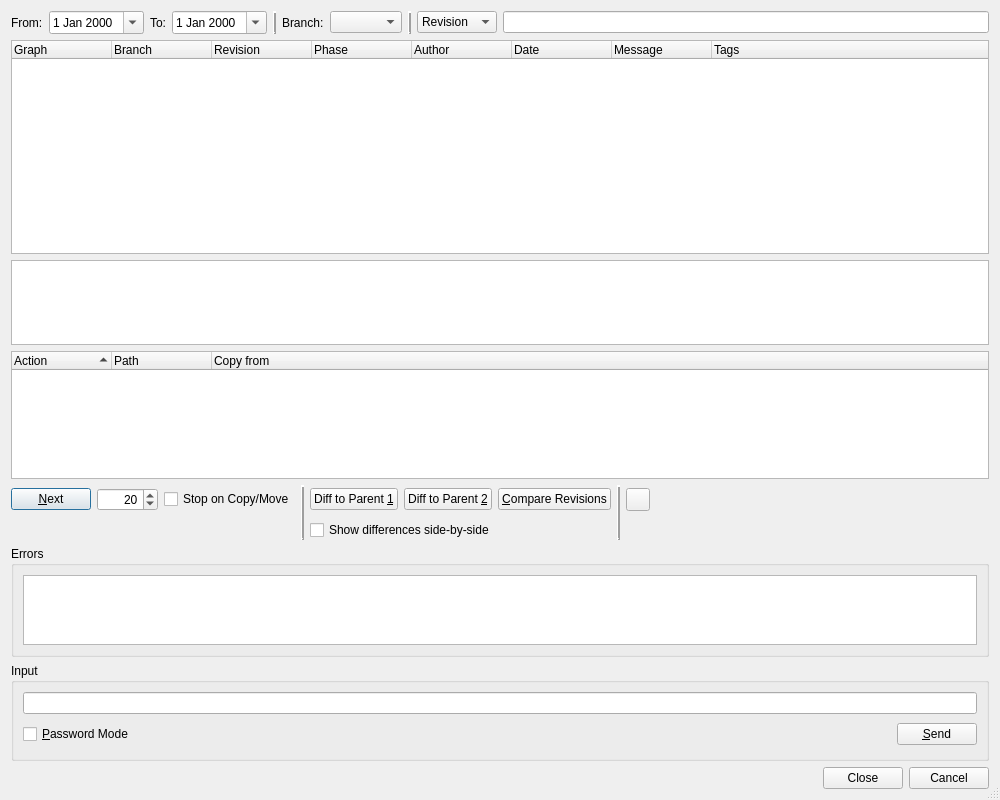
Qt form Plugins/VcsPlugins/vcsMercurial/HgLogBrowserDialog.ui (testmana2/test) before a commit.
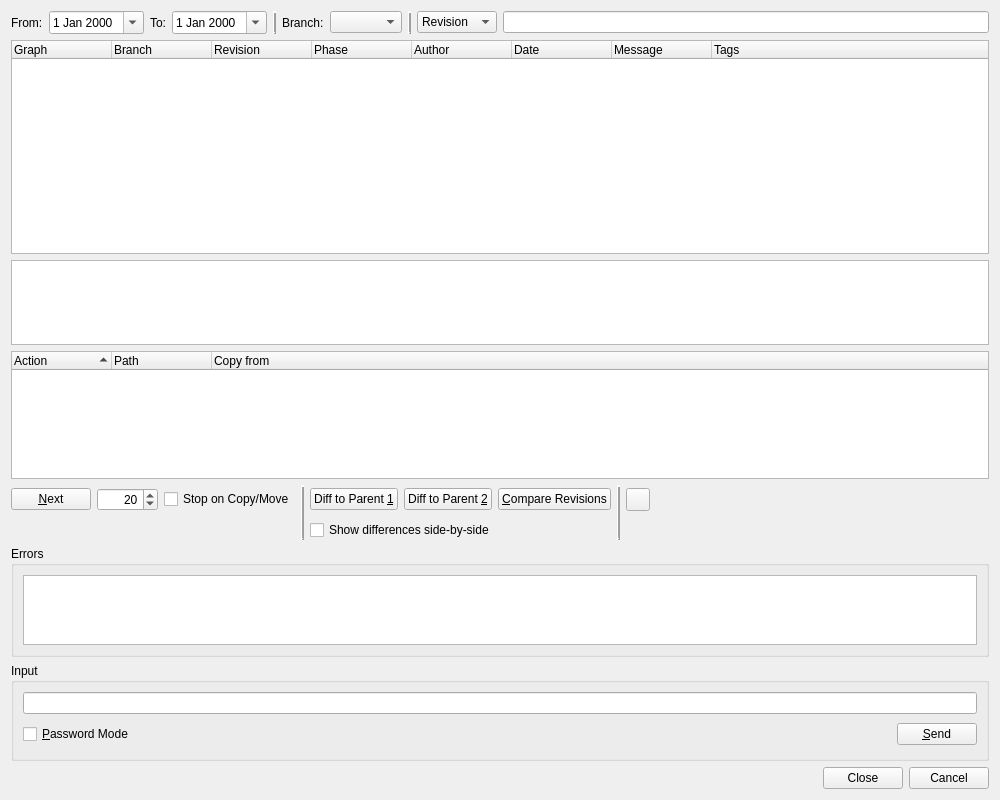
The same form after that commit. Custom widgets are drawn as their Qt base class.

Commit message: Extended the Mercurial log browser by an action to switch to the selected revision.

What changed in the file:
```diff
--- a/Plugins/VcsPlugins/vcsMercurial/HgLogBrowserDialog.ui
+++ b/Plugins/VcsPlugins/vcsMercurial/HgLogBrowserDialog.ui
@@ -1,7 +1,7 @@
 <?xml version="1.0" encoding="UTF-8"?>
 <ui version="4.0">
  <class>HgLogBrowserDialog</class>
- <widget class="QDialog" name="HgLogBrowserDialog">
+ <widget class="QWidget" name="HgLogBrowserDialog">
   <property name="geometry">
    <rect>
     <x>0</x>
@@ -13,9 +13,6 @@
   <property name="windowTitle">
    <string>Mercurial Log</string>
   </property>
-  <property name="sizeGripEnabled">
-   <bool>true</bool>
-  </property>
   <layout class="QVBoxLayout" name="verticalLayout">
    <item>
     <layout class="QHBoxLayout" name="horizontalLayout_2">
```
The commit also changes 22 other files.
